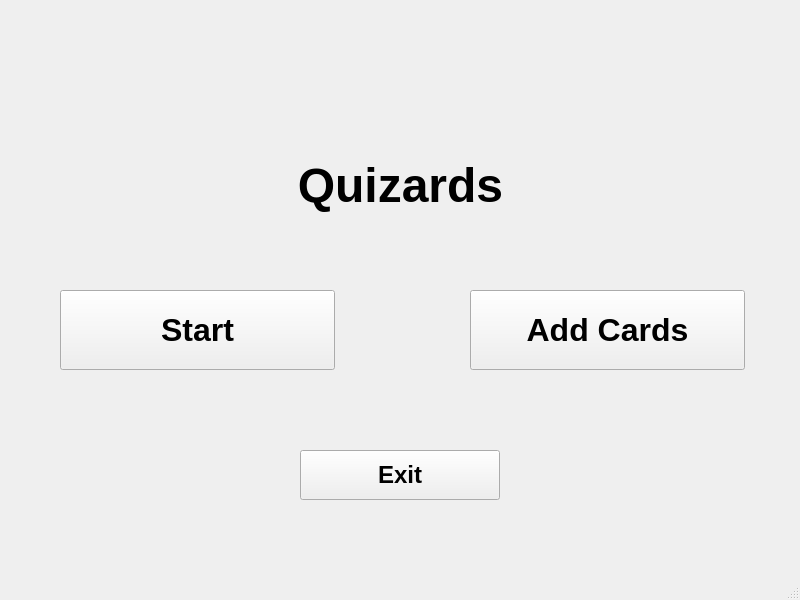
Qt form titlewindow.ui (MONKEYFACE678/QuizardsQT) before a commit.
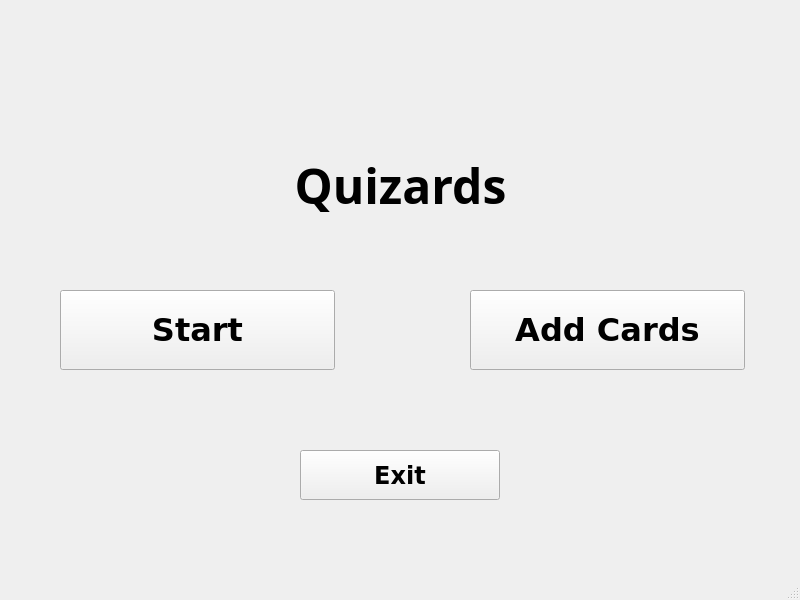
The same form after that commit.

```diff
--- a/titlewindow.ui
+++ b/titlewindow.ui
@@ -37,6 +37,7 @@
     </property>
     <property name="font">
      <font>
+      <family>Verdana</family>
       <pointsize>24</pointsize>
       <bold>true</bold>
      </font>
@@ -56,6 +57,7 @@
     </property>
     <property name="font">
      <font>
+      <family>Verdana</family>
       <pointsize>18</pointsize>
       <bold>true</bold>
      </font>
@@ -67,14 +69,15 @@
    <widget class="QLabel" name="label">
     <property name="geometry">
      <rect>
-      <x>280</x>
+      <x>270</x>
       <y>140</y>
-      <width>241</width>
+      <width>261</width>
       <height>91</height>
      </rect>
     </property>
     <property name="font">
      <font>
+      <family>Algerian</family>
       <pointsize>36</pointsize>
       <bold>true</bold>
      </font>
@@ -97,6 +100,7 @@
     </property>
     <property name="font">
      <font>
+      <family>Verdana</family>
       <pointsize>24</pointsize>
       <bold>true</bold>
      </font>
```
Left out of the diff: 2 changed lines with no effect on the pictures.
